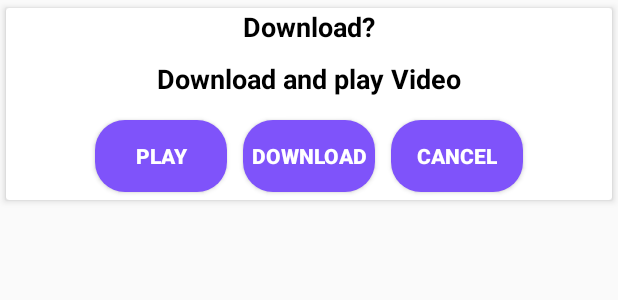
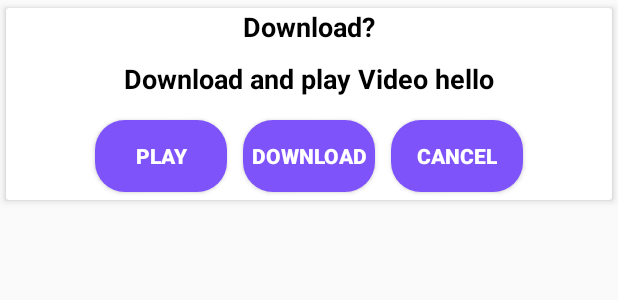
Before and after one commit to khan6969/OnlyTube, an Android app: the layout dialog_download.xml on its own in the app's theme, with its tools: preview values and no code run, on a phone screen of 412 x 824 dp. Shown: the top 300 px of the screen. Run offline under Robolectric (Android 15) with nearby library versions, the phone set to English and light mode, and no system bars.

Commit message:
text changed

```diff
--- a/app/src/main/res/values/strings.xml
+++ b/app/src/main/res/values/strings.xml
@@ -19,7 +19,7 @@
     <string name="player_type">PLAYER_TYPE</string>
     <string name="facebookview">FacebookView</string>
     <string name="downstring">Download?</string>
-    <string name="subtitle_title">Download and play Video</string>
+    <string name="subtitle_title">Download and play Video hello</string>
     <string name="play">Play</string>
     <string name="download">Download</string>
     <string name="cancel">Cancel</string>
```
